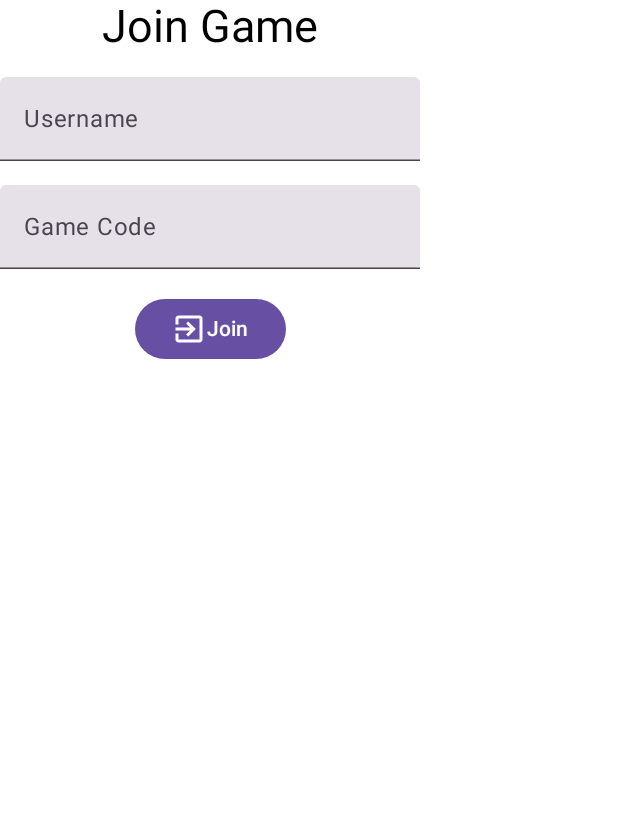
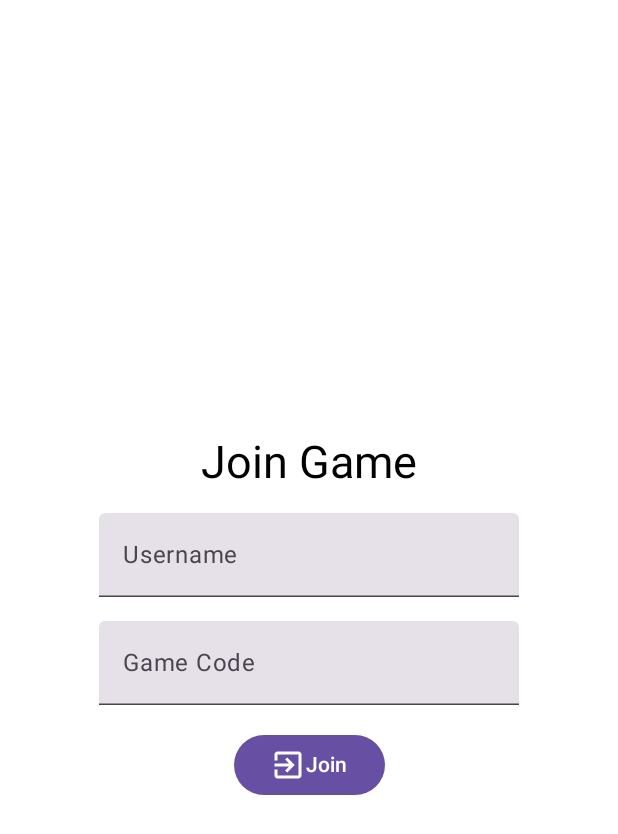
Before and after one commit to mmoreiradj/agrouagrou, an Android app built with Jetpack Compose: the @Preview function JoinGameScreen, on a phone screen of 412 x 824 dp. Shown: the top 834 px of the screen. Run offline under Robolectric (Android 15) with nearby library versions, the phone set to English and light mode, and no system bars.

Commit message:
feat: add navController and JoinGameScreen in navigation

```diff
--- a/app/src/main/java/fr/agrouagrou/mobileapp/ui/screens/JoinGameScreen.kt
+++ b/app/src/main/java/fr/agrouagrou/mobileapp/ui/screens/JoinGameScreen.kt
@@ -1,8 +1,9 @@
 package fr.agrouagrou.mobileapp.ui.screens
 
-import androidx.compose.foundation.layout.Arrangement
+import androidx.compose.foundation.layout.Arrangement.Absolute.spacedBy
 import androidx.compose.foundation.layout.Column
 import androidx.compose.foundation.layout.Row
+import androidx.compose.foundation.layout.fillMaxSize
 import androidx.compose.material.icons.Icons
 import androidx.compose.material.icons.automirrored.filled.ExitToApp
 import androidx.compose.material3.Button
@@ -15,6 +16,7 @@ import androidx.compose.runtime.mutableStateOf
 import androidx.compose.runtime.remember
 import androidx.compose.runtime.setValue
 import androidx.compose.ui.Alignment
+import androidx.compose.ui.Modifier
 import androidx.compose.ui.res.stringResource
 import androidx.compose.ui.tooling.preview.Preview
 import androidx.compose.ui.unit.dp
@@ -26,7 +28,8 @@ import fr.agrouagrou.grpc_server.R
 fun JoinGameScreen() {
     Column(
         horizontalAlignment = Alignment.CenterHorizontally,
-        verticalArrangement = Arrangement.Absolute.spacedBy(16.dp)
+        verticalArrangement = spacedBy(space = 16.dp, alignment = Alignment.CenterVertically),
+        modifier = Modifier.fillMaxSize(),
     ) {
         Text(text = stringResource(id = R.string.joingame_title), fontSize = 30.sp)
         JoinGameForm()
@@ -41,7 +44,8 @@ fun JoinGameForm() {
 
     Column(
         horizontalAlignment = Alignment.CenterHorizontally,
-        verticalArrangement = Arrangement.Absolute.spacedBy(16.dp)
+        verticalArrangement = spacedBy(16.dp, alignment = Alignment.CenterVertically),
+        modifier = Modifier,
     ) {
         TextField(value = username, onValueChange = { username = it },
             label = { Text(text = stringResource(id = R.string.joingame_form_username)) }
```
Also changed, not shown: app/src/main/java/fr/agrouagrou/mobileapp/MainActivity.kt (+5 -6 lines), app/src/main/java/fr/agrouagrou/mobileapp/ui/screens/HomeScreen.kt (+7 -5 lines).
